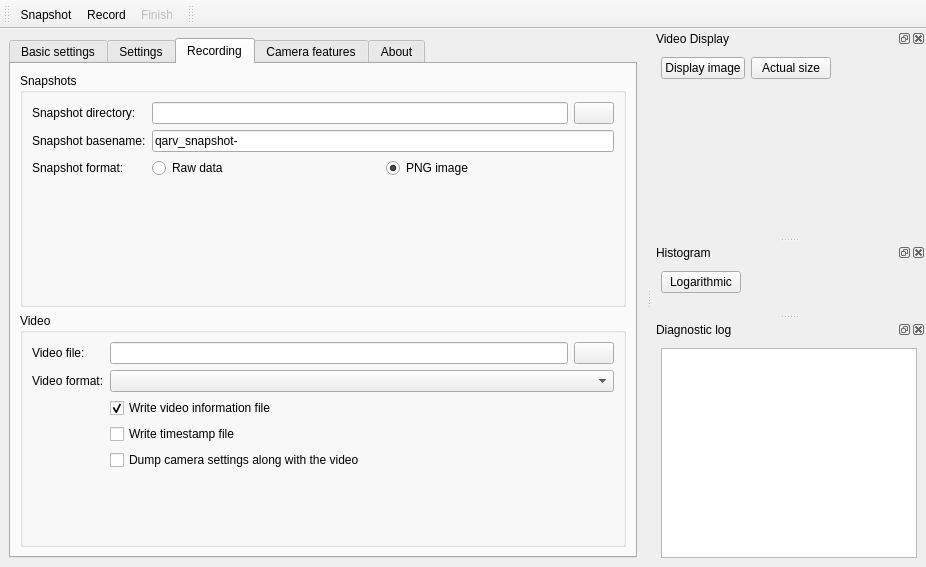
Old version of the form src/mainwindow.ui in the repository AD-Vega/qarv.
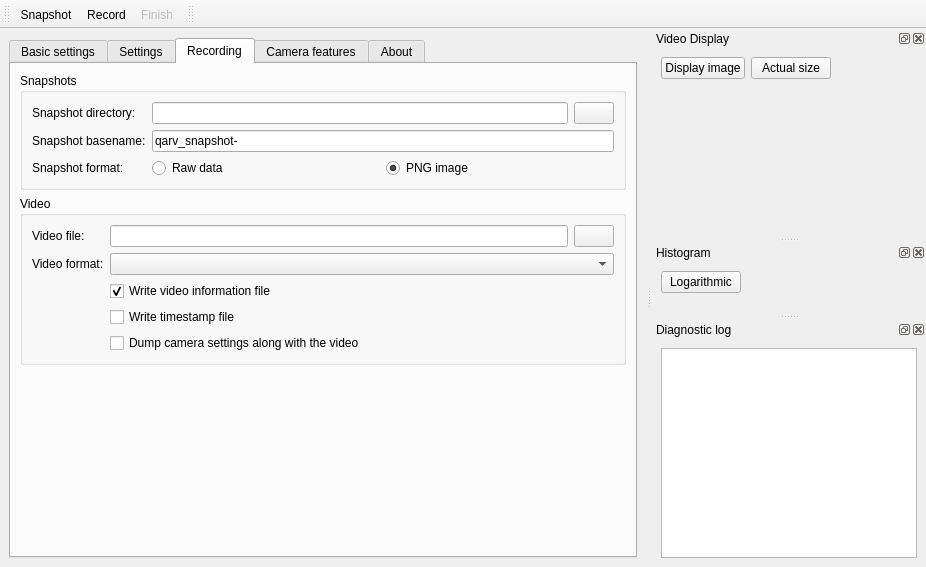
New version of the form. The open tabs and pages were chosen to show the change. Icons and pictures are not drawn. Custom widgets are drawn as their Qt base class.

Diff of the .ui file:
```diff
--- a/src/mainwindow.ui
+++ b/src/mainwindow.ui
@@ -898,6 +898,19 @@
           </layout>
          </widget>
         </item>
+        <item>
+         <spacer name="verticalSpacer_3">
+          <property name="orientation">
+           <enum>Qt::Vertical</enum>
+          </property>
+          <property name="sizeHint" stdset="0">
+           <size>
+            <width>20</width>
+            <height>40</height>
+           </size>
+          </property>
+         </spacer>
+        </item>
        </layout>
       </widget>
       <widget class="QWidget" name="advancedTab">
```
